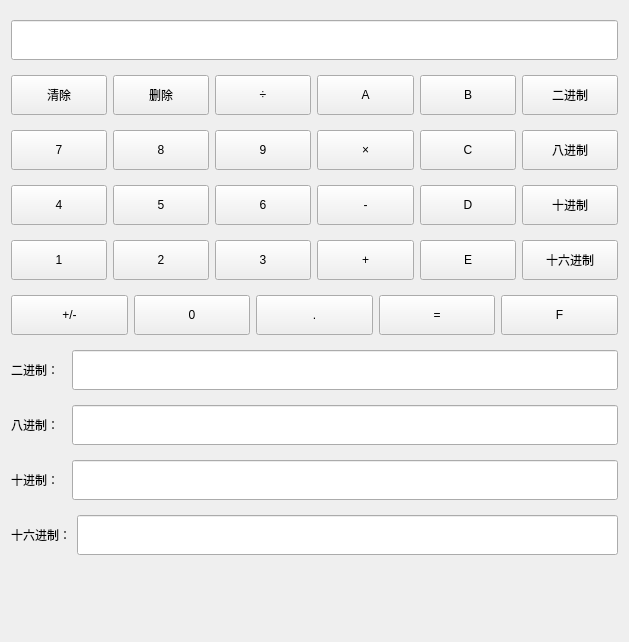
Qt form form.ui (huoayi/qthomework) before a commit.
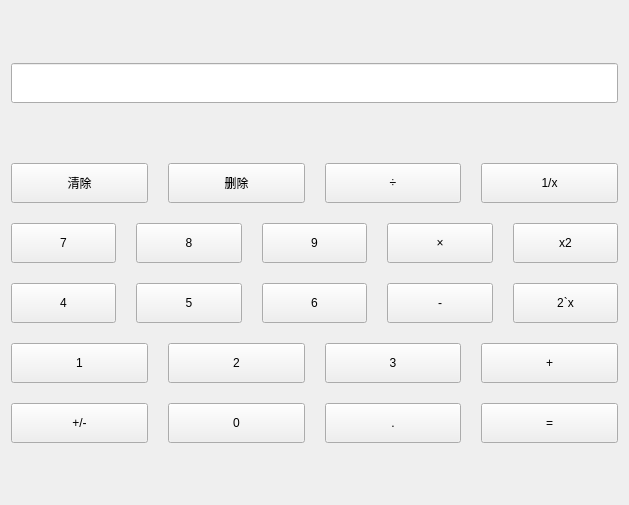
The same form after that commit.

```diff
--- a/form.ui
+++ b/form.ui
@@ -7,7 +7,7 @@
     <x>0</x>
     <y>0</y>
     <width>629</width>
-    <height>642</height>
+    <height>505</height>
    </rect>
   </property>
   <property name="windowTitle">
@@ -15,19 +15,50 @@
   </property>
   <layout class="QGridLayout" name="gridLayout">
    <item row="0" column="0">
-    <widget class="QLineEdit" name="lineEdit_in">
-     <property name="minimumSize">
+    <spacer name="verticalSpacer_2">
+     <property name="orientation">
+      <enum>Qt::Vertical</enum>
+     </property>
+     <property name="sizeHint" stdset="0">
       <size>
-       <width>0</width>
+       <width>20</width>
        <height>40</height>
       </size>
      </property>
-     <property name="readOnly">
-      <bool>true</bool>
-     </property>
-    </widget>
+    </spacer>
    </item>
    <item row="1" column="0">
+    <layout class="QVBoxLayout" name="verticalLayout">
+     <property name="spacing">
+      <number>20</number>
+     </property>
+     <item>
+      <widget class="QLineEdit" name="lineEdit_in">
+       <property name="minimumSize">
+        <size>
+         <width>0</width>
+         <height>40</height>
+        </size>
+       </property>
+       <property name="readOnly">
+        <bool>true</bool>
+       </property>
+      </widget>
+     </item>
+     <item>
+      <spacer name="verticalSpacer">
+       <property name="orientation">
+        <enum>Qt::Vertical</enum>
+       </property>
+       <property name="sizeHint" stdset="0">
+        <size>
+         <width>20</width>
+         <height>40</height>
+        </size>
+       </property>
+      </spacer>
+     </item>
+     <item>
     <layout class="QHBoxLayout" name="horizontalLayout">
      <item>
       <widget class="QPushButton" name="btn_clear">
@@ -77,39 +108,13 @@
         </size>
        </property>
        <property name="text">
-        <string>A</string>
-       </property>
-      </widget>
-     </item>
-     <item>
-      <widget class="QPushButton" name="btn_B">
-       <property name="minimumSize">
-        <size>
-         <width>0</width>
-         <height>40</height>
-        </size>
-       </property>
-       <property name="text">
-        <string>B</string>
-       </property>
-      </widget>
-     </item>
-     <item>
-      <widget class="QPushButton" name="btn_cal_2">
-       <property name="minimumSize">
-        <size>
-         <width>0</width>
-         <height>40</height>
-        </size>
-       </property>
-       <property name="text">
-        <string>二进制</string>
+          <string>1/x</string>
        </property>
       </widget>
      </item>
     </layout>
    </item>
-   <item row="2" column="0">
+     <item>
     <layout class="QHBoxLayout" name="horizontalLayout_2">
      <item>
       <widget class="QPushButton" name="btn_7">
@@ -172,26 +177,13 @@
         </size>
        </property>
        <property name="text">
-        <string>C</string>
-       </property>
-      </widget>
-     </item>
-     <item>
-      <widget class="QPushButton" name="btn_cal_8">
-       <property name="minimumSize">
-        <size>
-         <width>0</width>
-         <height>40</height>
-        </size>
-       </property>
-       <property name="text">
-        <string>八进制</string>
+          <string>x2</string>
        </property>
       </widget>
      </item>
     </layout>
    </item>
-   <item row="3" column="0">
+     <item>
     <layout class="QHBoxLayout" name="horizontalLayout_3">
      <item>
       <widget class="QPushButton" name="btn_4">
@@ -254,26 +246,13 @@
         </size>
        </property>
        <property name="text">
-        <string>D</string>
-       </property>
-      </widget>
-     </item>
-     <item>
-      <widget class="QPushButton" name="btn_cal_10">
-       <property name="minimumSize">
-        <size>
-         <width>0</width>
-         <height>40</height>
-        </size>
-       </property>
-       <property name="text">
-        <string>十进制</string>
+          <string>2`x</string>
        </property>
       </widget>
      </item>
     </layout>
    </item>
-   <item row="4" column="0">
+     <item>
     <layout class="QHBoxLayout" name="horizontalLayout_4">
      <item>
       <widget class="QPushButton" name="btn_1">
@@ -327,35 +306,9 @@
        </property>
       </widget>
      </item>
-     <item>
-      <widget class="QPushButton" name="btn_E">
-       <property name="minimumSize">
-        <size>
-         <width>0</width>
-         <height>40</height>
-        </size>
-       </property>
-       <property name="text">
-        <string>E</string>
-       </property>
-      </widget>
-     </item>
-     <item>
-      <widget class="QPushButton" name="btn_cal_16">
-       <property name="minimumSize">
-        <size>
-         <width>0</width>
-         <height>40</height>
-        </size>
-       </property>
-       <property name="text">
-        <string>十六进制</string>
-       </property>
-      </widget>
-     </item>
-    </layout>
-   </item>
-   <item row="5" column="0">
+      </layout>
+     </item>
+     <item>
     <layout class="QHBoxLayout" name="horizontalLayout_5">
      <item>
       <widget class="QPushButton" name="btn_sign">
@@ -409,153 +362,22 @@
        </property>
       </widget>
      </item>
-     <item>
-      <widget class="QPushButton" name="btn_F">
-       <property name="minimumSize">
-        <size>
-         <width>0</width>
-         <height>40</height>
-        </size>
-       </property>
-       <property name="text">
-        <string>F</string>
-       </property>
-      </widget>
-     </item>
-    </layout>
-   </item>
-   <item row="6" column="0">
-    <layout class="QHBoxLayout" name="horizontalLayout_6">
-     <item>
-      <widget class="QLabel" name="label">
-       <property name="text">
-        <string>二进制：  </string>
-       </property>
-      </widget>
-     </item>
-     <item>
-      <widget class="QLineEdit" name="lineEdit_2">
-       <property name="minimumSize">
-        <size>
-         <width>0</width>
-         <height>40</height>
-        </size>
-       </property>
-       <property name="readOnly">
-        <bool>true</bool>
-       </property>
-      </widget>
-     </item>
+      </layout>
+     </item>
     </layout>
    </item>
-   <item row="7" column="0">
-    <layout class="QHBoxLayout" name="horizontalLayout_7">
-     <item>
-      <widget class="QLabel" name="label_2">
-       <property name="text">
-        <string>八进制：  </string>
-       </property>
-      </widget>
-     </item>
-     <item>
-      <widget class="QLineEdit" name="lineEdit_8">
-       <property name="minimumSize">
-        <size>
-         <width>0</width>
-         <height>40</height>
-        </size>
-       </property>
-       <property name="readOnly">
-        <bool>true</bool>
-       </property>
-      </widget>
-     </item>
-    </layout>
-   </item>
-   <item row="8" column="0">
-    <layout class="QHBoxLayout" name="horizontalLayout_8">
-     <item>
-      <widget class="QLabel" name="label_3">
-       <property name="text">
-        <string>十进制：  </string>
-       </property>
-      </widget>
-     </item>
-     <item>
-      <widget class="QLineEdit" name="lineEdit_10">
-       <property name="minimumSize">
-        <size>
-         <width>0</width>
-         <height>40</height>
-        </size>
-       </property>
-       <property name="readOnly">
-        <bool>true</bool>
-       </property>
-      </widget>
-     </item>
-    </layout>
-   </item>
-   <item row="9" column="0">
-    <layout class="QHBoxLayout" name="horizontalLayout_9">
-     <item>
-      <widget class="QLabel" name="label_4">
-       <property name="text">
-        <string>十六进制：</string>
-       </property>
-      </widget>
-     </item>
-     <item>
-      <widget class="QLineEdit" name="lineEdit_16">
-       <property name="minimumSize">
-        <size>
-         <width>0</width>
-         <height>40</height>
-        </size>
-       </property>
-       <property name="readOnly">
-        <bool>true</bool>
-       </property>
-      </widget>
-     </item>
-    </layout>
-   </item>
-   <item row="10" column="0">
-    <layout class="QHBoxLayout" name="horizontalLayout_10">
-     <item>
-      <spacer name="horizontalSpacer">
+   <item row="2" column="0">
+    <spacer name="verticalSpacer_3">
        <property name="orientation">
-        <enum>Qt::Horizontal</enum>
+      <enum>Qt::Vertical</enum>
        </property>
        <property name="sizeHint" stdset="0">
         <size>
-         <width>40</width>
-         <height>20</height>
+       <width>20</width>
+       <height>40</height>
         </size>
        </property>
       </spacer>
-     </item>
-     <item>
-      <widget class="QLabel" name="label_time">
-       <property name="maximumSize">
-        <size>
-         <width>16777215</width>
-         <height>50</height>
-        </size>
-       </property>
-       <property name="font">
-        <font>
-         <pointsize>12</pointsize>
-         <weight>50</weight>
-         <bold>false</bold>
-        </font>
-       </property>
-       <property name="text">
-        <string/>
-       </property>
-      </widget>
-     </item>
-    </layout>
    </item>
   </layout>
  </widget>
```
Left out of the diff: 6 changed lines with no effect on the pictures. Lines whose indentation alone changed are shown as unchanged.
